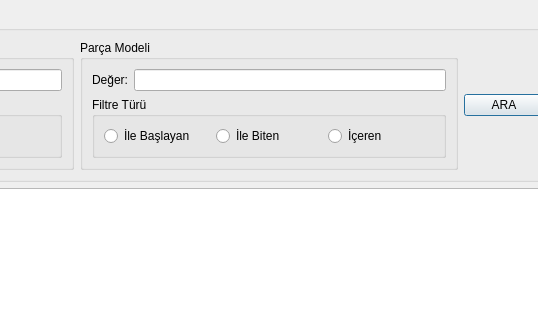
onur35iii/TeknolojiMarketiOtomasyonu, file UI/ListeFormlari/tmohddlisteformu.ui: the form before one commit; both pictures show x 327 to 865 and y 0 to 320 of the 980 by 525 pixel window.
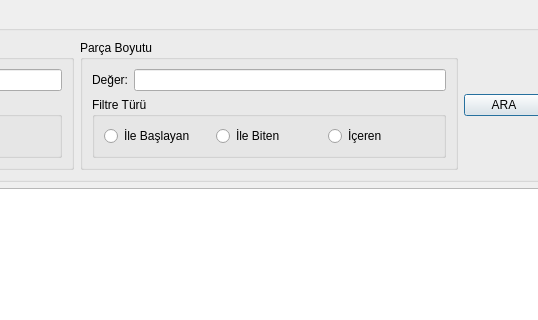
The form after the commit. Icons and pictures are not drawn.

Commit message: liste formları sal artık

The edit to the form file:
```diff
--- a/UI/ListeFormlari/tmohddlisteformu.ui
+++ b/UI/ListeFormlari/tmohddlisteformu.ui
@@ -44,7 +44,7 @@
       <item row="0" column="1">
        <widget class="QGroupBox" name="GPParcaModeli">
         <property name="title">
-         <string>Parça Modeli</string>
+         <string>Parça Boyutu</string>
         </property>
         <layout class="QGridLayout" name="gridLayout_4">
          <item row="0" column="0">
```
The commit also changes 1 other file.
